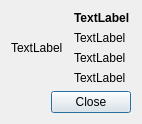
Old version of the form gui/about_dialog.ui in the repository Kolcha/DigitalClock4.
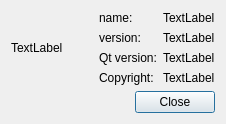
New version of the form.

Commit message:
correct view
branch : about_dlg

What changed in the file:
```diff
--- a/gui/about_dialog.ui
+++ b/gui/about_dialog.ui
@@ -6,16 +6,19 @@
    <rect>
     <x>0</x>
     <y>0</y>
-    <width>141</width>
+    <width>226</width>
     <height>123</height>
    </rect>
   </property>
   <property name="windowTitle">
    <string>About</string>
   </property>
-  <layout class="QVBoxLayout" name="verticalLayout_2">
+  <property name="modal">
+   <bool>true</bool>
+  </property>
+  <layout class="QVBoxLayout" name="verticalLayout">
    <item>
-    <layout class="QHBoxLayout" name="info_layout">
+    <layout class="QHBoxLayout" name="horizontalLayout_2">
      <item>
       <widget class="QLabel" name="logo_label">
        <property name="text">
@@ -24,36 +27,71 @@
       </widget>
      </item>
      <item>
-      <layout class="QVBoxLayout" name="text_layout">
-       <item>
-        <widget class="QLabel" name="program_label">
-         <property name="font">
-          <font>
-           <weight>75</weight>
-           <bold>true</bold>
-          </font>
+      <spacer name="horizontalSpacer_2">
+       <property name="orientation">
+        <enum>Qt::Horizontal</enum>
+       </property>
+       <property name="sizeHint" stdset="0">
+        <size>
+         <width>40</width>
+         <height>20</height>
+        </size>
+       </property>
+      </spacer>
+     </item>
+     <item>
+      <layout class="QGridLayout" name="gridLayout">
+       <item row="0" column="0">
+        <widget class="QLabel" name="name_label">
+         <property name="text">
+          <string>name:</string>
          </property>
+        </widget>
+       </item>
+       <item row="0" column="1">
+        <widget class="QLabel" name="name_value">
          <property name="text">
           <string>TextLabel</string>
          </property>
         </widget>
        </item>
-       <item>
+       <item row="1" column="0">
+        <widget class="QLabel" name="version_label">
+         <property name="text">
+          <string>version:</string>
+         </property>
+        </widget>
+       </item>
+       <item row="1" column="1">
+        <widget class="QLabel" name="version_value">
+         <property name="text">
+          <string>TextLabel</string>
+         </property>
+        </widget>
+       </item>
+       <item row="2" column="0">
         <widget class="QLabel" name="qt_label">
          <property name="text">
-          <string>TextLabel</string>
+          <string>Qt version:</string>
          </property>
         </widget>
        </item>
-       <item>
-        <widget class="QLabel" name="author_label">
+       <item row="2" column="1">
+        <widget class="QLabel" name="qt_value">
          <property name="text">
           <string>TextLabel</string>
          </property>
         </widget>
        </item>
-       <item>
+       <item row="3" column="0">
         <widget class="QLabel" name="rights_label">
+         <property name="text">
+          <string>Copyright:</string>
+         </property>
+        </widget>
+       </item>
+       <item row="3" column="1">
+        <widget class="QLabel" name="rights_value">
          <property name="text">
           <string>TextLabel</string>
          </property>
```
The commit also changes 1 other file.
